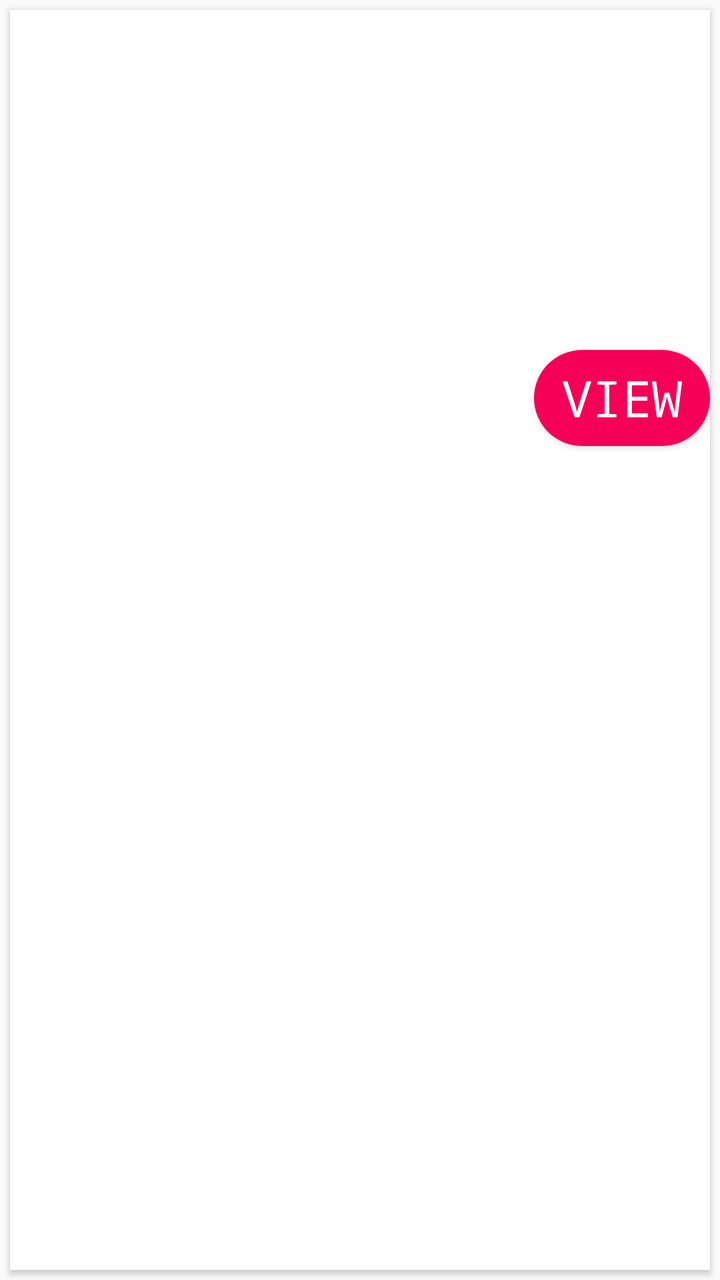
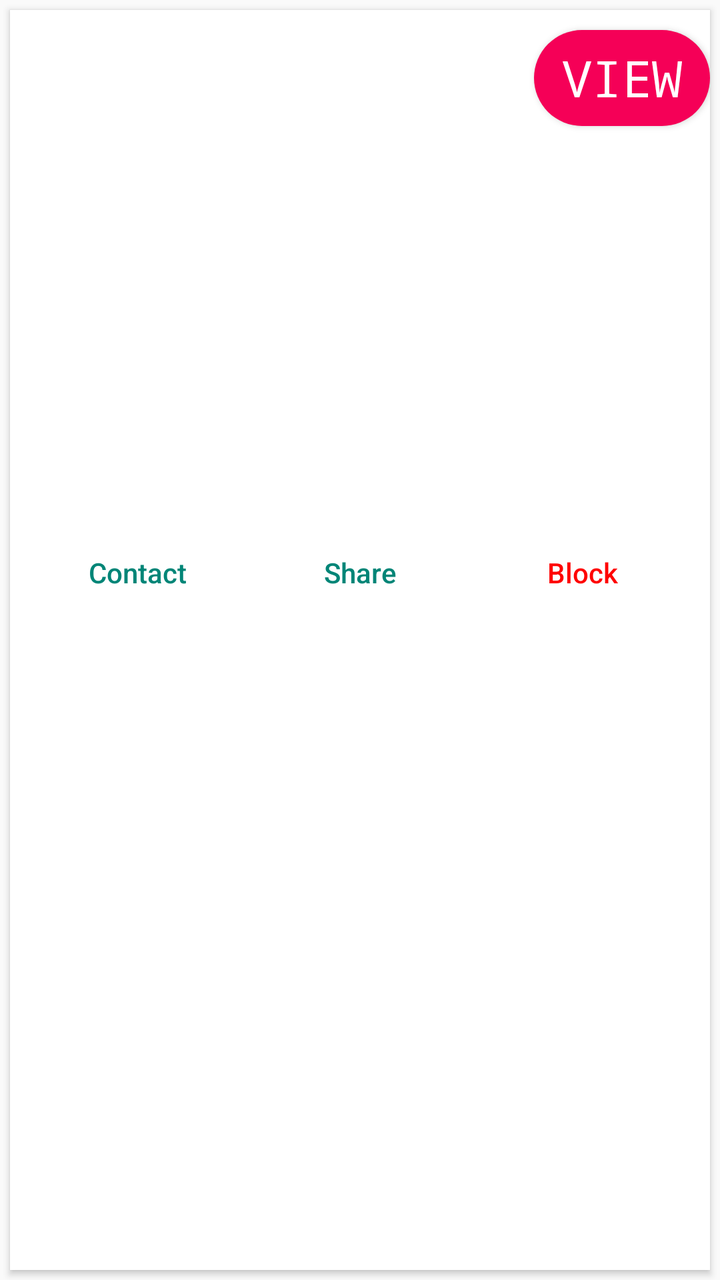

Screens rendered from an Android XML layout before and after an edit, with the pre-edit source and the edit as a unified diff.
<!-- AndroidManifest.xml: application theme AppTheme -->
<!-- res/layout/hotel_card.xml -->
<LinearLayout xmlns:android="http://schemas.android.com/apk/res/android"
    xmlns:card_view="http://schemas.android.com/apk/res-auto"
    android:layout_width="match_parent"
    android:layout_height="wrap_content">

    <androidx.cardview.widget.CardView
        android:id="@+id/card_view"
        android:layout_width="match_parent"
        android:layout_height="match_parent"
        android:layout_gravity="center"
        android:layout_margin="@dimen/card_margin"
        android:elevation="3dp"
        card_view:cardCornerRadius="@dimen/card_hotel_radius">

        <RelativeLayout
            android:layout_width="match_parent"
            android:layout_height="match_parent">

            <ImageView
                android:id="@+id/thumbnail"
                android:layout_width="match_parent"
                android:layout_height="@dimen/hotel_cover_height"
                android:background="?attr/selectableItemBackgroundBorderless"
                android:clickable="true"
                android:scaleType="fitXY" />

            <TextView
                android:id="@+id/title"
                android:layout_width="match_parent"
                android:layout_height="wrap_content"
                android:layout_below="@id/thumbnail"
                android:paddingLeft="@dimen/hotel_title_padding"
                android:paddingRight="@dimen/hotel_title_padding"
                android:paddingTop="@dimen/hotel_title_padding"
                android:textColor="@color/hotel_title"
                android:textSize="@dimen/hotel_title" />

            <TextView
                android:id="@+id/location"
                android:layout_width="match_parent"
                android:layout_height="wrap_content"
                android:layout_below="@id/title"

                android:paddingLeft="@dimen/hotel_title_padding"
                android:paddingRight="@dimen/hotel_title_padding"
                android:textSize="@dimen/location" />
            <TextView
                android:id="@+id/rating"
                android:layout_width="match_parent"
                android:layout_height="wrap_content"
                android:layout_below="@id/location"
                android:paddingBottom="@dimen/hotel_rating_padding_bottom"
                android:paddingLeft="@dimen/hotel_title_padding"
                android:paddingRight="@dimen/hotel_title_padding"
                android:textSize="@dimen/location" />

            <TextView
                android:id="@+id/features"
                android:layout_width="match_parent"
                android:layout_height="wrap_content"
                android:layout_below="@id/rating"
                android:paddingLeft="@dimen/hotel_title_padding"
                android:paddingRight="@dimen/hotel_title_padding"
                android:paddingBottom="@dimen/hotel_rating_padding_bottom"
                android:textColor="@android:color/background_light"
                android:textSize="@dimen/location"
                card_view:fontFamily="sans-serif-black" />

            <Button
                android:id="@+id/viewbutton"
                android:layout_width="wrap_content"
                android:layout_height="wrap_content"
                android:layout_below="@id/thumbnail"
                android:layout_alignParentRight="true"
                android:layout_marginTop="@dimen/ic_hotel_overflow_margin_top"
                android:background="@drawable/round"
                android:scaleType="centerCrop"
                android:text="View"
                android:textColor="#ffffff"
                android:textSize="25dp"
                android:typeface="monospace"

                />

        </RelativeLayout>

    </androidx.cardview.widget.CardView>

</LinearLayout>
<!-- resources referenced by this layout -->
<resources>
  <color name="hotel_title">#4c4c4c</color>
  <dimen name="card_hotel_radius">0dp</dimen>
  <dimen name="card_margin">5dp</dimen>
  <dimen name="hotel_cover_height">160dp</dimen>
  <dimen name="hotel_rating_padding_bottom">5dp</dimen>
  <dimen name="hotel_title">15dp</dimen>
  <dimen name="hotel_title_padding">10dp</dimen>
  <dimen name="ic_hotel_overflow_margin_top">10dp</dimen>
  <dimen name="location">12dp</dimen>
  <!-- drawable round (drawable) -->
  <?xml version="1.0" encoding="utf-8"?>
  <shape xmlns:android="http://schemas.android.com/apk/res/android" android:shape="rectangle" >
      <corners
          android:radius="25dp"
          />
      <solid
          android:color="#F50057"
          />
      <padding
          android:left="0dp"
          android:top="0dp"
          android:right="0dp"
          android:bottom="0dp"
          />
  
  </shape>
  <style name="AppTheme" parent="Theme.AppCompat.Light.DarkActionBar">
          
          <item name="colorPrimary">@color/colorPrimary</item>
          <item name="colorPrimaryDark">@color/colorPrimaryDark</item>
          <item name="colorAccent">@color/colorAccent</item>
      </style>
  <color name="colorPrimary">#008577</color>
  <color name="colorPrimaryDark">#00574B</color>
  <color name="colorAccent">#D81B60</color>
</resources>

<!-- the commit's change to res/layout/hotel_card.xml (unified diff, before → after) -->
@@ -66,11 +66,49 @@
                 android:textSize="@dimen/location"
                 card_view:fontFamily="sans-serif-black" />
 
+            <LinearLayout
+                android:id="@+id/social_actions"
+                android:layout_width="match_parent"
+                android:layout_height="wrap_content"
+                android:layout_below="@id/features"
+                android:orientation="horizontal"
+                android:padding="8dp">
+
+                <Button
+                    android:id="@+id/btn_contact"
+                    style="?android:attr/borderlessButtonStyle"
+                    android:layout_width="0dp"
+                    android:layout_height="wrap_content"
+                    android:layout_weight="1"
+                    android:text="Contact"
+                    android:textAllCaps="false"
+                    android:textColor="@color/colorPrimary" />
+
+                <Button
+                    android:id="@+id/btn_share"
+                    style="?android:attr/borderlessButtonStyle"
+                    android:layout_width="0dp"
+                    android:layout_height="wrap_content"
+                    android:layout_weight="1"
+                    android:text="Share"
+                    android:textAllCaps="false"
+                    android:textColor="@color/colorPrimary" />
+
+                <Button
+                    android:id="@+id/btn_block"
+                    style="?android:attr/borderlessButtonStyle"
+                    android:layout_width="0dp"
+                    android:layout_height="wrap_content"
+                    android:layout_weight="1"
+                    android:text="Block"
+                    android:textAllCaps="false"
+                    android:textColor="#FF0000" />
+            </LinearLayout>
+
             <Button
                 android:id="@+id/viewbutton"
                 android:layout_width="wrap_content"
                 android:layout_height="wrap_content"
-                android:layout_below="@id/thumbnail"
                 android:layout_alignParentRight="true"
                 android:layout_marginTop="@dimen/ic_hotel_overflow_margin_top"
                 android:background="@drawable/round"
@@ -78,9 +116,7 @@
                 android:text="View"
                 android:textColor="#ffffff"
                 android:textSize="25dp"
-                android:typeface="monospace"
-
-                />
+                android:typeface="monospace" />
 
         </RelativeLayout>
 
